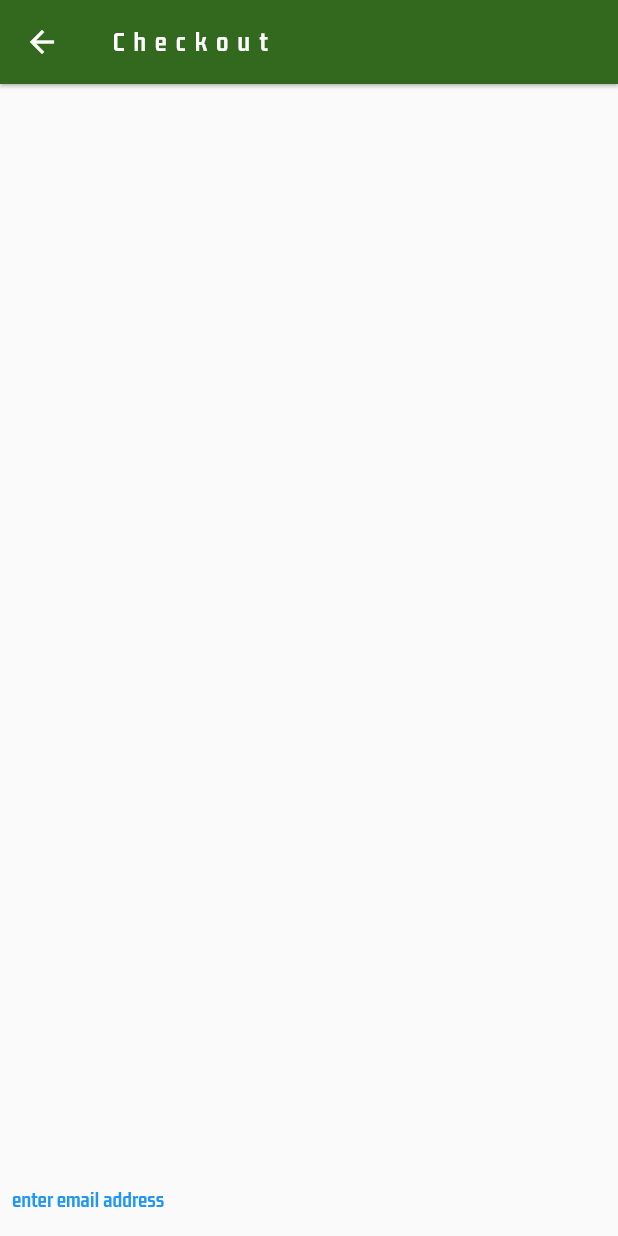
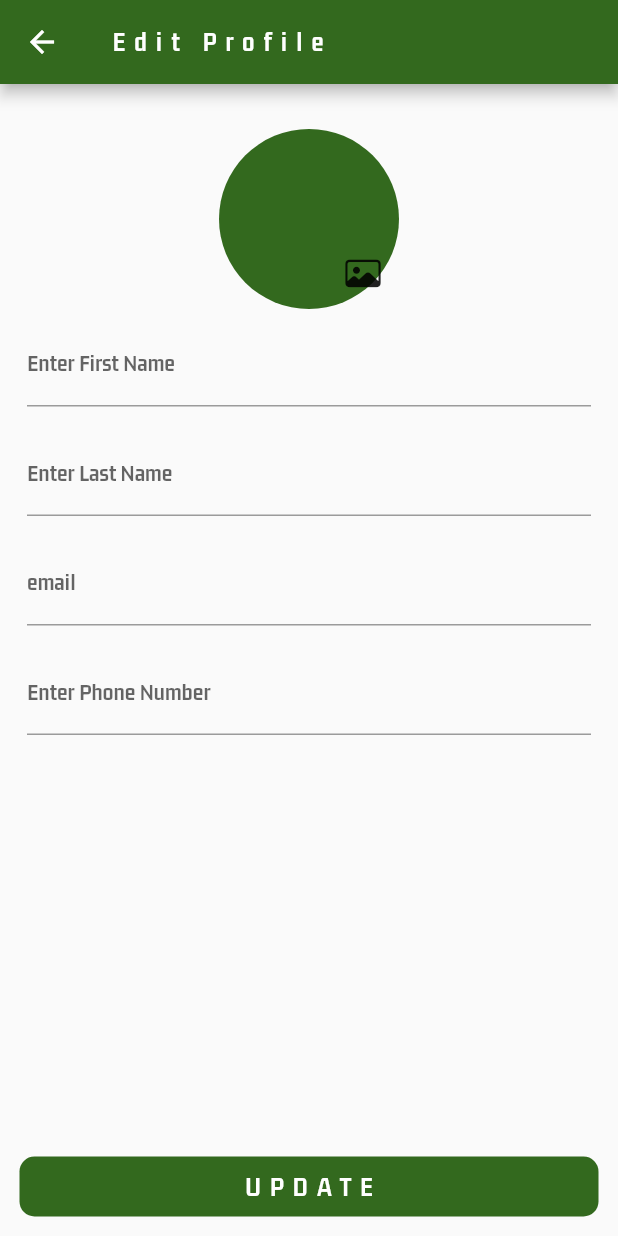
Before and after one commit to demalocotech/Soko-moja-project, a Flutter app: the CheckOutScreen screen opened directly, after a tap on "enter email address", on a phone screen of 412 x 824 dp. Run offline on Flutter 3.47's test engine with Material 2 defaults, Android fonts, the phone set to English and light mode, and no system bars; our stand-ins replace cached_network_image, cloud_firestore, firebase_auth, firebase_core, firebase_storage, flutter_easyloading and 4 more; missing offline and left inert: country_state_city_picker, dart:ffi, flutterfire_ui; accounts and stored records are empty.

Commit message:
place order screen && edit profile screen

```diff
--- a/lib/Views/Customer/inner_screens/all_products_screen.dart
+++ b/lib/Views/Customer/inner_screens/all_products_screen.dart
@@ -12,6 +12,7 @@ class AllProductScreen extends StatelessWidget {
     final Stream<QuerySnapshot> _productsStream = FirebaseFirestore.instance
         .collection('products')
         .where('category', isEqualTo: categoryData['categoryName'])
+        .where('approved', isEqualTo: true)
         .snapshots();
 
     return Scaffold(
--- a/lib/Views/Customer/inner_screens/checkout_screen.dart
+++ b/lib/Views/Customer/inner_screens/checkout_screen.dart
@@ -4,6 +4,7 @@ import 'package:flutter/cupertino.dart';
 import 'package:flutter/material.dart';
 import 'package:flutter_easyloading/flutter_easyloading.dart';
 import 'package:provider/provider.dart';
+import 'package:sokomoja_project/Views/Customer/inner_screens/edit_profile_screem.dart';
 import 'package:sokomoja_project/Views/Customer/main_screen.dart';
 import 'package:sokomoja_project/provider/cart_provider.dart';
 import 'package:uuid/uuid.dart';
@@ -112,7 +113,17 @@ class _CheckOutScreenState extends State<CheckOutScreen> {
             ),
             bottomSheet: customerData['email'] == ""
                 ? TextButton(
-                    onPressed: () {}, child: Text('enter email address'))
+                    onPressed: () {
+                      Navigator.push(context,
+                          MaterialPageRoute(builder: ((context) {
+                        return EditProfileScreen(
+                          userData: customerData,
+                        );
+                      }))).whenComplete(() {
+                        Navigator.pop(context);
+                      });
+                    },
+                    child: Text('enter email address'))
                 : Padding(
                     padding: const EdgeInsets.all(10.0),
                     child: InkWell(
@@ -132,6 +143,7 @@ class _CheckOutScreenState extends State<CheckOutScreen> {
                             'productPrice': item.productPrice,
                             'productId': item.productId,
                             'quantity': item.quantity,
+                            'total': _cartProvider.totalPrice,
                             'productSize': item.productSize,
                             'orderDate': DateTime.now(),
                           }).whenComplete(() {
--- /dev/null
+++ b/lib/Views/Customer/inner_screens/edit_profile_screem.dart
@@ -0,0 +1,159 @@
+import 'package:cloud_firestore/cloud_firestore.dart';
+import 'package:firebase_auth/firebase_auth.dart';
+import 'package:flutter/cupertino.dart';
+import 'package:flutter/material.dart';
+import 'package:flutter_easyloading/flutter_easyloading.dart';
+
+class EditProfileScreen extends StatefulWidget {
+  final dynamic userData;
+
+  EditProfileScreen({super.key, required this.userData});
+
+  @override
+  State<EditProfileScreen> createState() => _EditProfileScreenState();
+}
+
+class _EditProfileScreenState extends State<EditProfileScreen> {
+  final FirebaseFirestore _firestore = FirebaseFirestore.instance;
+  final TextEditingController _firstNameController = TextEditingController();
+
+  final TextEditingController _lastNameController = TextEditingController();
+
+  final TextEditingController _emailController = TextEditingController();
+
+  final TextEditingController _phoneNumberController = TextEditingController();
+
+  @override
+  void initState() {
+    setState(() {
+      _firstNameController.text = widget.userData['firstName'];
+      _lastNameController.text = widget.userData['lastName'];
+      _emailController.text = widget.userData['email'];
+      _phoneNumberController.text = widget.userData['phoneNumber'];
+    });
+
+    super.initState();
+  }
+
+  @override
+  Widget build(BuildContext context) {
+    return Scaffold(
+      appBar: AppBar(
+        backgroundColor: Colors.lightGreen.shade900,
+        title: Text(
+          'Edit Profile',
+          style: TextStyle(
+            color: Colors.white,
+            fontSize: 18,
+            letterSpacing: 6,
+          ),
+        ),
+      ),
+      body: SingleChildScrollView(
+        child: Center(
+          child: Padding(
+            padding: const EdgeInsets.all(10.0),
+            child: Column(
+              children: [
+                SizedBox(
+                  height: 20,
+                ),
+                Stack(
+                  children: [
+                    CircleAvatar(
+                      radius: 60,
+                      backgroundColor: Colors.lightGreen.shade900,
+                    ),
+                    Positioned(
+                      bottom: 0,
+                      right: 0,
+                      child: IconButton(
+                        onPressed: () {},
+                        icon: Icon(
+                          CupertinoIcons.photo,
+                        ),
+                      ),
+                    ),
+                  ],
+                ),
+                Padding(
+                  padding: const EdgeInsets.all(8.0),
+                  child: TextFormField(
+                    controller: _firstNameController,
+                    decoration: InputDecoration(
+                      labelText: 'Enter First Name',
+                    ),
+                  ),
+                ),
+                Padding(
+                  padding: const EdgeInsets.all(8.0),
+                  child: TextFormField(
+                    controller: _lastNameController,
+                    decoration: InputDecoration(
+                      labelText: 'Enter Last Name',
+                    ),
+                  ),
+                ),
+                Padding(
+                  padding: const EdgeInsets.all(8.0),
+                  child: TextFormField(
+                    controller: _emailController,
+                    decoration: InputDecoration(
+                      labelText: 'email',
+                    ),
+                  ),
+                ),
+                Padding(
+                  padding: const EdgeInsets.all(8.0),
+                  child: TextFormField(
+                    controller: _phoneNumberController,
+                    decoration: InputDecoration(
+                      labelText: 'Enter Phone Number',
+                    ),
+                  ),
+                ),
+              ],
+            ),
+          ),
+        ),
+      ),
+      bottomSheet: Padding(
+        padding: const EdgeInsets.all(13.0),
+        child: InkWell(
+          onTap: () async {
+            EasyLoading.show(status: 'Updating');
+            await _firestore
+                .collection('Customers')
+                .doc(FirebaseAuth.instance.currentUser!.uid)
+                .update({
+              'firstName': _firstNameController.text,
+              'lastName': _lastNameController.text,
+              'phoneNumber': _phoneNumberController.text,
+            }).whenComplete(() {
+              EasyLoading.dismiss();
+              Navigator.pop(context);
+            });
+          },
+          child: Container(
+            height: 40,
+            width: MediaQuery.of(context).size.width,
+            decoration: BoxDecoration(
+              color: Colors.lightGreen.shade900,
+              borderRadius: BorderRadius.circular(10),
+            ),
+            child: Center(
+              child: Text(
+                'UPDATE',
+                style: TextStyle(
+                  color: Colors.white,
+                  fontSize: 18,
+                  letterSpacing: 6,
+                ),
+              ),
+            ),
+          ),
+        ),
+      ),
+    );
+  }
+}
--- a/lib/Views/Customer/nav_screens/widgets/home_product.dart
+++ b/lib/Views/Customer/nav_screens/widgets/home_product.dart
@@ -12,6 +12,7 @@ class HomeProductsWidget extends StatelessWidget {
     final Stream<QuerySnapshot> _productsStream = FirebaseFirestore.instance
         .collection('products')
         .where('category', isEqualTo: categoryName)
+        .where('approved', isEqualTo: true)
         .snapshots();
 
     return StreamBuilder<QuerySnapshot>(
--- a/lib/Views/Customer/nav_screens/widgets/main_products_widget.dart
+++ b/lib/Views/Customer/nav_screens/widgets/main_products_widget.dart
@@ -5,8 +5,10 @@ import 'package:sokomoja_project/Views/Customer/product_Detail/product_detail_sc
 class MainProductsWidget extends StatelessWidget {
   @override
   Widget build(BuildContext context) {
-    final Stream<QuerySnapshot> _productsStream =
-        FirebaseFirestore.instance.collection('products').snapshots();
+    final Stream<QuerySnapshot> _productsStream = FirebaseFirestore.instance
+        .collection('products')
+        .where('approved', isEqualTo: true)
+        .snapshots();
 
     return StreamBuilder<QuerySnapshot>(
       stream: _productsStream,
```
Also changed, not shown: lib/Views/Customer/nav_screens/cart_screen.dart (+45 -42 lines), lib/Views/Customer/nav_screens/market_screen.dart (+51 -2 lines), lib/Views/Customer/nav_screens/profile_screen.dart (+30 -0 lines).
